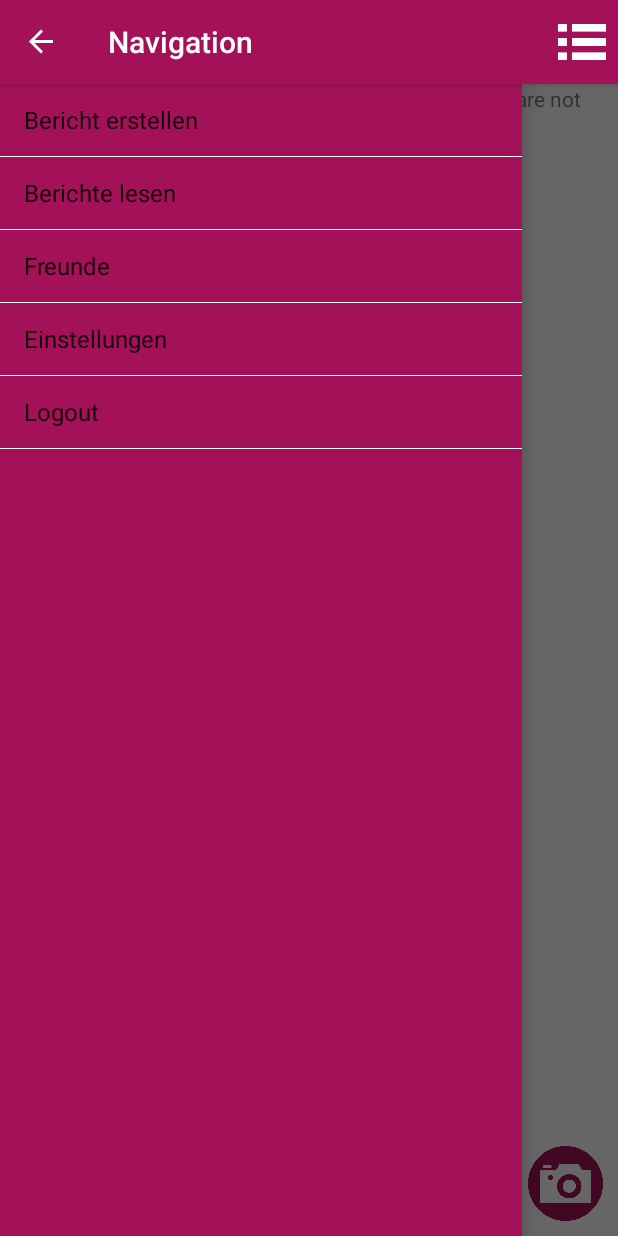
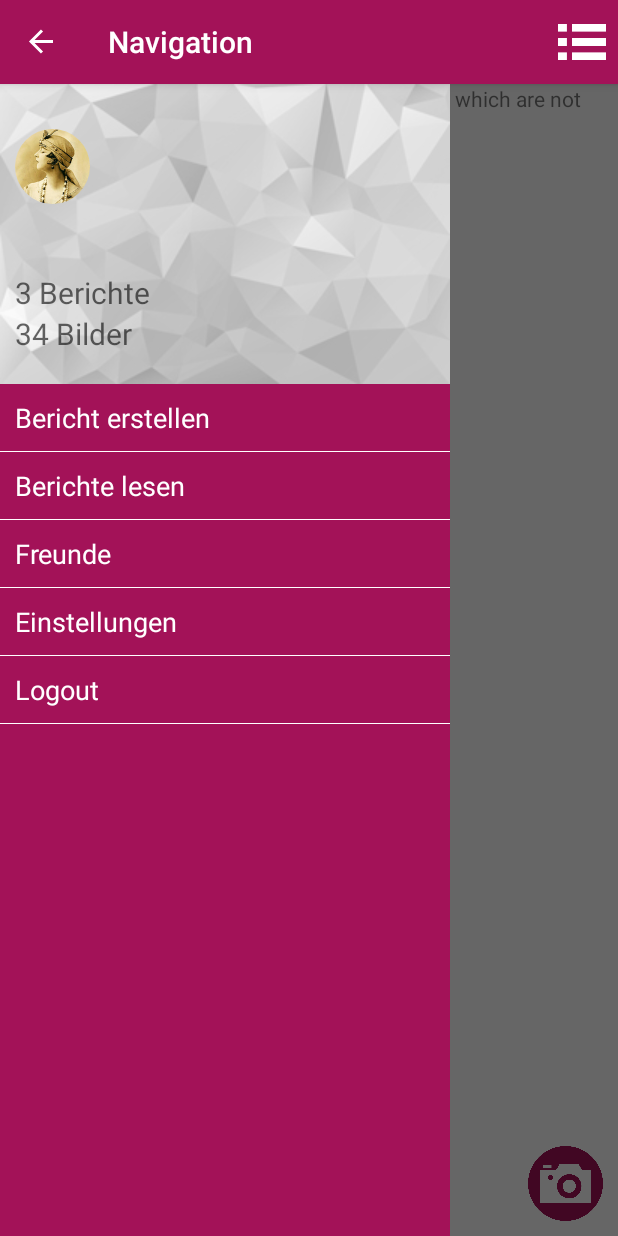
Before and after one commit to HendrikCammann/Picturies, an Android app: the MainActivity screen opened directly, with no data from a screen before it, with the side drawer open, on a phone screen of 412 x 824 dp. Run offline under Robolectric (Android 15) with nearby library versions, the light colour scheme and no system bars; libraries missing offline, so code that uses them is left out: com.squareup.okhttp; 9 statements that could not run were skipped.

Commit message:
added picture compression and personal menu in drawer

```diff
--- a/app/src/main/java/com/project/charmander/picturies/MainActivity.java
+++ b/app/src/main/java/com/project/charmander/picturies/MainActivity.java
@@ -39,6 +39,8 @@ import android.widget.EditText;
 import android.widget.ImageButton;
 import android.widget.ImageView;
 import android.widget.ListView;
+import android.widget.RelativeLayout;
+import android.widget.TextView;
 import android.widget.Toast;
 
 import com.google.android.gms.maps.CameraUpdateFactory;
@@ -58,6 +60,7 @@ import com.project.charmander.picturies.helper.PictureHelper;
 import com.project.charmander.picturies.helper.UserSessionManager;
 import com.project.charmander.picturies.model.Picture;
 import com.project.charmander.picturies.model.User;
+import com.project.charmander.picturies.styles.RoundImage;
 import com.squareup.okhttp.Call;
 import com.squareup.okhttp.Callback;
 import com.squareup.okhttp.MediaType;
@@ -89,6 +92,7 @@ public class MainActivity extends ActionBarActivity implements LocationListener{
     //Navigation
     private ListView mDrawerList;
     private DrawerLayout mDrawerLayout;
+    private RelativeLayout mDrawerContent;
     private ArrayAdapter<String> mAdapter;
     private ActionBarDrawerToggle mDrawerToggle;
     private String mActivityTitle;
@@ -98,8 +102,8 @@ public class MainActivity extends ActionBarActivity implements LocationListener{
     private GoogleMap mMap;
     private String provider;
     private LocationManager locationManager;
-    private Double Lat = 47.61;
-    private Double Lng = 7.61;
+    private Double Lat = 48.050101;
+    private Double Lng = 8.210285;
     boolean mapOpen = true;
 
     //Fragments
@@ -126,6 +130,9 @@ public class MainActivity extends ActionBarActivity implements LocationListener{
     Point size = new Point();
     int width;
     int height;
+    ImageView toRoundPicture;
+    TextView userName;
+    RoundImage roundedImage;
 
 
     @Override
@@ -150,6 +157,7 @@ public class MainActivity extends ActionBarActivity implements LocationListener{
 
 
         mDrawerList = (ListView) findViewById(R.id.navList);
+        mDrawerContent = (RelativeLayout) findViewById(R.id.drawer_content);
         mDrawerLayout = (DrawerLayout) findViewById(R.id.drawer_layout);
         mActivityTitle = getTitle().toString();
 
@@ -220,8 +228,17 @@ public class MainActivity extends ActionBarActivity implements LocationListener{
     }
 
     private void addDrawerItems() {
+
+        toRoundPicture = (ImageView) findViewById(R.id.profile_picture);
+        Bitmap bm = BitmapFactory.decodeResource(getResources(),R.drawable.ruth);
+        roundedImage = new RoundImage(bm);
+        toRoundPicture.setImageDrawable(roundedImage);
+
+        userName = (TextView) findViewById(R.id.profile_name);
+        userName.setText(mCurrentUser.getUsername());
+
         String[] osArray = {"Bericht erstellen", "Berichte lesen", "Freunde", "Einstellungen", "Logout"};
-        mAdapter = new ArrayAdapter<String>(this, android.R.layout.simple_list_item_1, osArray);
+        mAdapter = new ArrayAdapter<String>(this, R.layout.navigation_list_item, R.id.navigation_name, osArray);
         mDrawerList.setAdapter(mAdapter);
 
         mDrawerList.setOnItemClickListener(new AdapterView.OnItemClickListener() {
@@ -232,22 +249,22 @@ public class MainActivity extends ActionBarActivity implements LocationListener{
                     case 0:
                         mapOpen = false;
                         getSupportFragmentManager().beginTransaction().replace(R.id.main_fragment, createReport).commit();
-                        mDrawerLayout.closeDrawer(mDrawerList);
+                        mDrawerLayout.closeDrawer(mDrawerContent);
                         break;
                     case 1:
                         mapOpen = false;
                         getSupportFragmentManager().beginTransaction().replace(R.id.main_fragment, readReport).commit();
-                        mDrawerLayout.closeDrawer(mDrawerList);
+                        mDrawerLayout.closeDrawer(mDrawerContent);
                         break;
                     case 2:
                         mapOpen = false;
                         getSupportFragmentManager().beginTransaction().replace(R.id.main_fragment, friends).commit();
-                        mDrawerLayout.closeDrawer(mDrawerList);
+                        mDrawerLayout.closeDrawer(mDrawerContent);
                         break;
                     case 3:
                         mapOpen = false;
                         getSupportFragmentManager().beginTransaction().replace(R.id.main_fragment, settings).commit();
-                        mDrawerLayout.closeDrawer(mDrawerList);
+                        mDrawerLayout.closeDrawer(mDrawerContent);
                         break;
                     case 4:
                         mapOpen = false;
@@ -436,6 +453,7 @@ public class MainActivity extends ActionBarActivity implements LocationListener{
 
                 Bitmap imageInput = ((BitmapDrawable) addImage.getDrawable()).getBitmap();
                 Bitmap resizedBitmap = Bitmap.createScaledBitmap(imageInput, 175, 175, false);
+                Bitmap resizedBitmapForDB = Bitmap.createScaledBitmap(imageInput, 120, 80, false);
                 Marker marker = mMap.addMarker(new MarkerOptions().position(point).title(titleInput).snippet(descriptionInput).icon(BitmapDescriptorFactory.fromBitmap(resizedBitmap)));
                 double lat = marker.getPosition().latitude;
                 double lng = marker.getPosition().longitude;
@@ -445,7 +463,7 @@ public class MainActivity extends ActionBarActivity implements LocationListener{
 
                 //Datenbank
 
-                sendImageToDatabase(titleInput, descriptionInput, lat, lng, imageInput);
+                sendImageToDatabase(titleInput, descriptionInput, lat, lng, resizedBitmapForDB); //resizedBitmap/resizedBitmapForDB statt imageInput
             }
         });
 
@@ -486,6 +504,7 @@ public class MainActivity extends ActionBarActivity implements LocationListener{
                 String descriptionInput = description.getText().toString();
                 Bitmap imageInput = ((BitmapDrawable) addImage.getDrawable()).getBitmap();
                 Bitmap resizedBitmap = Bitmap.createScaledBitmap(imageInput, 175, 175, false);
+                Bitmap resizedBitmapForDB = Bitmap.createScaledBitmap(imageInput, 120, 80, false);
 
                 Marker marker = mMap.addMarker(new MarkerOptions().position(new LatLng(Lat, Lng)).title(titleInput).snippet(descriptionInput).icon(BitmapDescriptorFactory.fromBitmap(resizedBitmap)));
                 double lat = marker.getPosition().latitude;
@@ -495,7 +514,7 @@ public class MainActivity extends ActionBarActivity implements LocationListener{
                 Toast.makeText(getBaseContext(), "Bild hinzugefügt", Toast.LENGTH_LONG).show();
 
                 //Datenbank
-                sendImageToDatabase(titleInput, descriptionInput, lat, lng, imageInput);
+                sendImageToDatabase(titleInput, descriptionInput, lat, lng, resizedBitmapForDB);
             }
         });
 
@@ -667,7 +686,6 @@ public class MainActivity extends ActionBarActivity implements LocationListener{
                         }
                     });
 
-
                 }
             }
         });
--- /dev/null
+++ b/app/src/main/java/com/project/charmander/picturies/styles/RoundImage.java
@@ -0,0 +1,94 @@
+package com.project.charmander.picturies.styles;
+
+import android.graphics.Bitmap;
+import android.graphics.BitmapShader;
+import android.graphics.Canvas;
+import android.graphics.ColorFilter;
+import android.graphics.Paint;
+import android.graphics.PixelFormat;
+import android.graphics.Rect;
+import android.graphics.RectF;
+import android.graphics.Shader;
+import android.graphics.drawable.Drawable;
+
+public class RoundImage extends Drawable {
+    private final Bitmap mBitmap;
+    private final Paint mPaint;
+    private final RectF mRectF;
+    private final int mBitmapWidth;
+    private final int mBitmapHeight;
+
+    public RoundImage(Bitmap bitmap) {
+        mBitmap = bitmap;
+        mRectF = new RectF();
+        mPaint = new Paint();
+        mPaint.setAntiAlias(true);
+        mPaint.setDither(true);
+        final BitmapShader shader = new BitmapShader(bitmap, Shader.TileMode.CLAMP, Shader.TileMode.CLAMP);
+        mPaint.setShader(shader);
+
+        mBitmapWidth = mBitmap.getWidth();
+        mBitmapHeight = mBitmap.getHeight();
+    }
+
+    @Override
+    public void draw(Canvas canvas) {
+        canvas.drawOval(mRectF, mPaint);
+    }
+
+    @Override
+    protected void onBoundsChange(Rect bounds) {
+        super.onBoundsChange(bounds);
+        mRectF.set(bounds);
+    }
+
+    @Override
+    public void setAlpha(int alpha) {
+        if (mPaint.getAlpha() != alpha) {
+            mPaint.setAlpha(alpha);
+            invalidateSelf();
+        }
+    }
+
+    @Override
+    public void setColorFilter(ColorFilter cf) {
+        mPaint.setColorFilter(cf);
+    }
+
+    @Override
+    public int getOpacity() {
+        return PixelFormat.TRANSLUCENT;
+    }
+
+    @Override
+    public int getIntrinsicWidth() {
+        return mBitmapWidth;
+    }
+
+    @Override
+    public int getIntrinsicHeight() {
+        return mBitmapHeight;
+    }
+
+    public void setAntiAlias(boolean aa) {
+        mPaint.setAntiAlias(aa);
+        invalidateSelf();
+    }
+
+    @Override
+    public void setFilterBitmap(boolean filter) {
+        mPaint.setFilterBitmap(filter);
+        invalidateSelf();
+    }
+
+    @Override
+    public void setDither(boolean dither) {
+        mPaint.setDither(dither);
+        invalidateSelf();
+    }
+
+    public Bitmap getBitmap() {
+        return mBitmap;
+    }
+
+}
--- a/app/src/main/res/layout/activity_main.xml
+++ b/app/src/main/res/layout/activity_main.xml
@@ -42,13 +42,72 @@
         </FrameLayout>
     </RelativeLayout>
 
-    <ListView
-        android:id="@+id/navList"
-        android:layout_width="match_parent"
+    <RelativeLayout
+        android:layout_width="300dp"
+        android:id="@+id/drawer_content"
         android:layout_height="match_parent"
         android:layout_gravity="left|start"
-        android:divider="@color/white"
-        android:dividerHeight="1px"
-        android:background="#a31258"/>
+        android:orientation="vertical">
+
+        <ImageView
+            android:id="@+id/image_view"
+            android:layout_width="match_parent"
+            android:layout_height="200dp"
+            android:background="@drawable/profile_bg"
+            android:scaleType="centerCrop"/>
+        <TextView
+            android:layout_width="wrap_content"
+            android:layout_height="wrap_content"
+            android:textAppearance="?android:attr/textAppearanceLarge"
+            android:text="Hendrik"
+            android:id="@+id/profile_name"
+            android:layout_marginLeft="10dp"
+            android:layout_marginTop="30dp"
+            android:layout_marginStart="86dp"
+            android:layout_alignParentTop="true"
+            android:layout_toEndOf="@+id/profile_picture"
+            android:textSize="35dp" />
+
+        <ImageView
+            android:layout_width="50dp"
+            android:layout_height="50dp"
+            android:id="@+id/profile_picture"
+            android:scaleType="centerCrop"
+            android:src="@drawable/ruth"
+            android:layout_alignParentStart="true"
+            android:layout_marginLeft="10dp"
+            android:layout_marginTop="30dp" />
+
+        <TextView
+            android:layout_width="wrap_content"
+            android:layout_height="wrap_content"
+            android:textAppearance="?android:attr/textAppearanceMedium"
+            android:text="3 Berichte"
+            android:id="@+id/profile_report"
+            android:layout_below="@+id/profile_picture"
+            android:layout_alignStart="@+id/profile_picture"
+            android:layout_marginTop="45dp"
+            android:textSize="20dp" />
+
+        <TextView
+            android:layout_width="wrap_content"
+            android:layout_height="wrap_content"
+            android:textAppearance="?android:attr/textAppearanceMedium"
+            android:text="34 Bilder"
+            android:id="@+id/profile_upload_pictures"
+            android:layout_below="@+id/profile_report"
+            android:layout_alignStart="@+id/profile_report"
+            android:textSize="20dp" />
+
+        <ListView
+            android:id="@+id/navList"
+            android:layout_width="fill_parent"
+            android:layout_height="fill_parent"
+            android:layout_below="@+id/image_view"
+            android:divider="@color/white"
+            android:dividerHeight="1px"
+            android:background="#a31258"/>
+
+    </RelativeLayout>
 
 </android.support.v4.widget.DrawerLayout>
```
Also changed, not shown: app/src/main/res/drawable/profile_bg.jpg (added).
